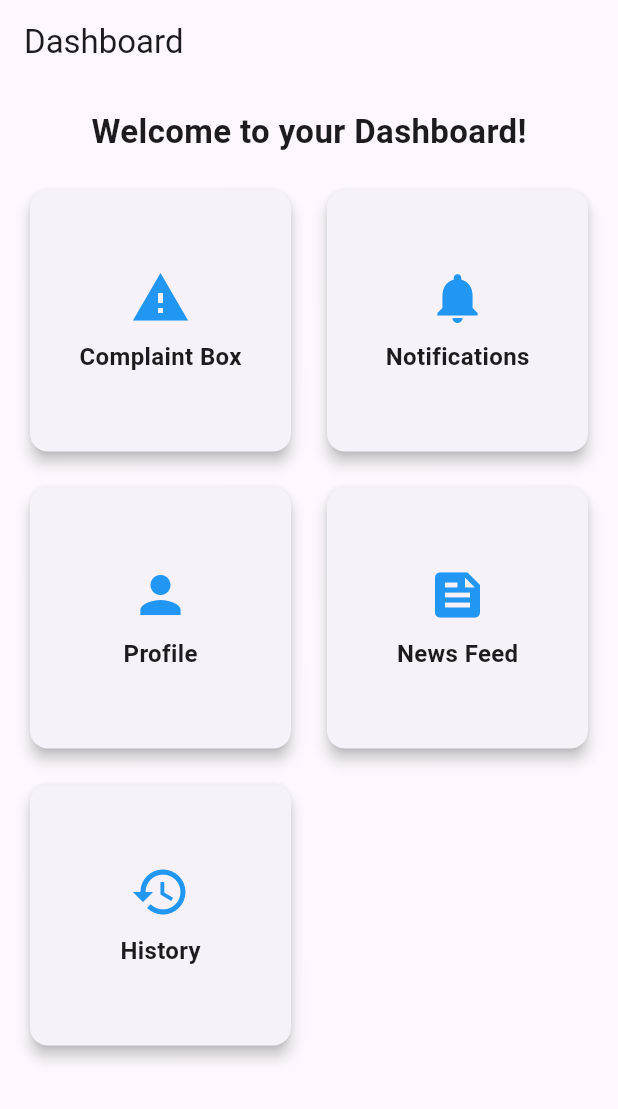
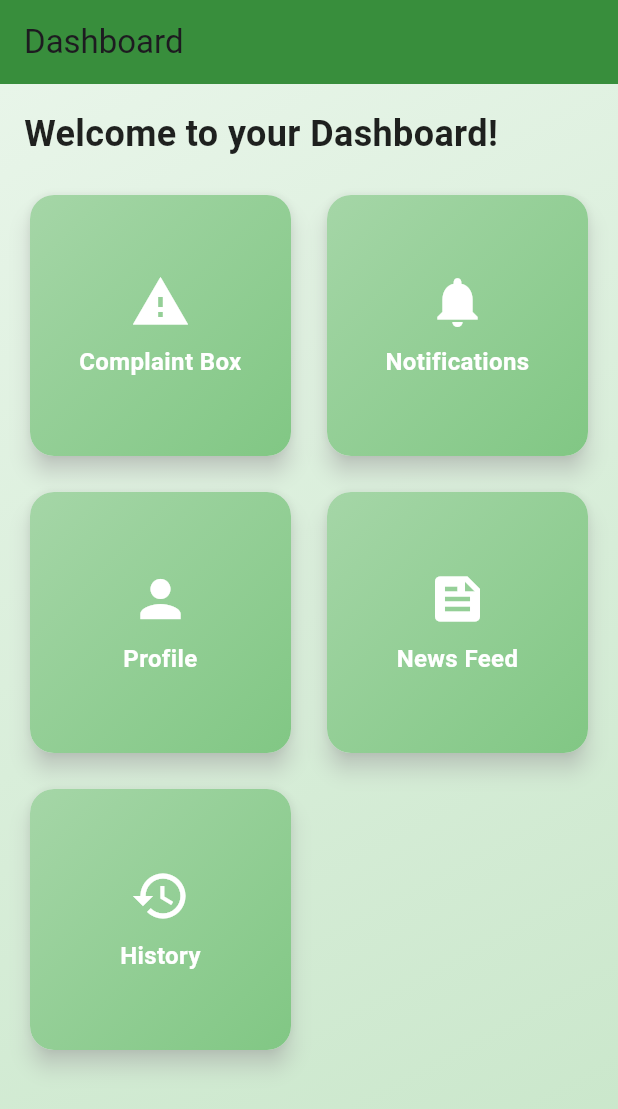
Before and after one commit to CuriousCoder25/_CityLink_legacy, a Flutter app: the DashboardScreen screen opened by its route, on a phone screen of 412 x 824 dp. Shown: the top 1109 px of the screen. Run offline on Flutter 3.47's test engine with Material 3 defaults, Android fonts, the phone set to English and light mode, and no system bars; our stand-ins replace cloud_firestore, firebase_auth, firebase_core, fluttertoast, geolocator, google_maps_flutter and 4 more; missing offline and left inert: cloudinary, flutter_sound; accounts and stored records are empty.

Commit message:
Update dashboard.dart

```diff
--- a/CityLink-main/lib/dashboard.dart
+++ b/CityLink-main/lib/dashboard.dart
@@ -8,6 +8,7 @@ class DashboardScreen extends StatefulWidget {
   @override
   _DashboardScreenState createState() => _DashboardScreenState();
 }
+
 class _DashboardScreenState extends State<DashboardScreen> {
   String? _userId;
   Map<String, dynamic>? _userData;
@@ -31,9 +32,13 @@ class _DashboardScreenState extends State<DashboardScreen> {
       _userId = user.uid;
 
       DocumentSnapshot userDoc = await FirebaseFirestore.instance
+          .collection('Municipalities')
+          .doc('1234567')
           .collection('Users')
-          .doc(_userId)
+          .doc(_userId) // Fetch by UID
           .get();
+
+
 
       if (userDoc.exists) {
         setState(() {
@@ -63,7 +68,9 @@ class _DashboardScreenState extends State<DashboardScreen> {
   Widget build(BuildContext context) {
     if (_isLoading) {
       return const Scaffold(
-        body: Center(child: CircularProgressIndicator()),
+        body: Center(
+          child: CircularProgressIndicator(),
+        ),
       );
     }
 
@@ -71,68 +78,52 @@ class _DashboardScreenState extends State<DashboardScreen> {
       appBar: AppBar(
         title: const Text('Dashboard'),
         automaticallyImplyLeading: false,
+        backgroundColor: Colors.green.shade700,
       ),
       body: _userData == null
           ? Center(
               child: ElevatedButton(
                 onPressed: _fetchUserData,
-                child: const Text('Retry'),
+                style: ElevatedButton.styleFrom(
+                  backgroundColor: Colors.green.shade700,
+                  shape: RoundedRectangleBorder(borderRadius: BorderRadius.circular(12)),
+                  padding: const EdgeInsets.symmetric(horizontal: 24, vertical: 12),
+                ),
+                child: const Text('Retry', style: TextStyle(fontSize: 16)),
               ),
             )
-          : Padding(
+          : Container(
+              decoration: BoxDecoration(
+                gradient: LinearGradient(
+                  colors: [Colors.green.shade50, Colors.green.shade100],
+                  begin: Alignment.topLeft,
+                  end: Alignment.bottomRight,
+                ),
+              ),
               padding: const EdgeInsets.all(16.0),
               child: Column(
+                crossAxisAlignment: CrossAxisAlignment.start,
                 children: [
                   const Text(
                     'Welcome to your Dashboard!',
-                    style: TextStyle(fontSize: 22, fontWeight: FontWeight.bold),
+                    style: TextStyle(
+                      fontSize: 24,
+                      fontWeight: FontWeight.bold,
+                      color: Colors.black87,
+                    ),
                   ),
                   const SizedBox(height: 20),
                   Expanded(
-                    child: GridView.count(
+                    child: GridView.builder(
+                      gridDelegate: const SliverGridDelegateWithFixedCrossAxisCount(
                         crossAxisCount: 2,
                         crossAxisSpacing: 16,
                         mainAxisSpacing: 16,
-                      children: [
-                        _buildDashboardItem(
-                          title: 'Complaint Box',
-                          icon: Icons.report_problem,
-                          onTap: () {
-                            Navigator.pushNamed(context, '/complaint_box');
+                      ),
+                      itemCount: 5,
+                      itemBuilder: (context, index) {
+                        return _buildDashboardItem(index);
                       },
-                        ),
-                        _buildDashboardItem(
-                          title: 'Notifications',
-                          icon: Icons.notifications,
-                          onTap: () {
-                            Navigator.pushNamed(context, '/notifications');
-                          },
-                        ),
-                        _buildDashboardItem(
-                          title: 'Profile',
-                          icon: Icons.person,
-                          onTap: () {
-                            Navigator.pushNamed(context, '/profile', arguments: _userData);
-                          },
-                        ),
-                        _buildDashboardItem(
-                          title: 'News Feed',
-                          icon: Icons.feed,
-                          onTap: () {
-                            Navigator.pushNamed(context, '/news_feed', arguments: {
-                              'municipalityId': "single_municipality_id", // Fixed ID
-                              'languagePreference': _userData?['language_preference'] ?? 'English',
-                            });
-                          },
-                        ),
-                        _buildDashboardItem(
-                          title: 'History',
-                          icon: Icons.history,
-                          onTap: () {
-                            Navigator.pushNamed(context, '/history');
-                          },
-                        ),
-                      ],
                     ),
                   ),
                 ],
@@ -141,26 +132,52 @@ class _DashboardScreenState extends State<DashboardScreen> {
     );
   }
 
-  Widget _buildDashboardItem({
-    required String title,
-    required IconData icon,
-    required VoidCallback onTap,
-  }) {
+  Widget _buildDashboardItem(int index) {
+    final items = [
+      {'title': 'Complaint Box', 'icon': Icons.report_problem, 'route': '/complaint_box'},
+      {'title': 'Notifications', 'icon': Icons.notifications, 'route': '/notifications'},
+      {'title': 'Profile', 'icon': Icons.person, 'route': '/profile'},
+      {'title': 'News Feed', 'icon': Icons.feed, 'route': '/news_feed'},
+      {'title': 'History', 'icon': Icons.history, 'route': '/history'},
+    ];
+
     return GestureDetector(
-      onTap: onTap,
+      onTap: () {
+        Navigator.pushNamed(context, items[index]['route'] as String, arguments: _userData);
+      },
       child: Card(
-        elevation: 4,
-        shape: RoundedRectangleBorder(borderRadius: BorderRadius.circular(12)),
+        elevation: 6,
+        shape: RoundedRectangleBorder(borderRadius: BorderRadius.circular(16)),
+        shadowColor: Colors.grey.shade300,
+        child: Container(
+          decoration: BoxDecoration(
+            borderRadius: BorderRadius.circular(16),
+            gradient: LinearGradient(
+              colors: [Colors.green.shade200, Colors.green.shade300],
+              begin: Alignment.topLeft,
+              end: Alignment.bottomRight,
+            ),
+          ),
           child: Column(
             mainAxisAlignment: MainAxisAlignment.center,
             children: [
-            Icon(icon, size: 40, color: Colors.blue),
+              Icon(
+                items[index]['icon'] as IconData,
+                size: 40,
+                color: Colors.white,
+              ),
               const SizedBox(height: 8),
               Text(
-              title,
-              style: const TextStyle(fontSize: 16, fontWeight: FontWeight.bold),
+                items[index]['title'] as String,
+                textAlign: TextAlign.center,
+                style: const TextStyle(
+                  fontSize: 16,
+                  fontWeight: FontWeight.bold,
+                  color: Colors.white,
+                ),
               ),
             ],
+          ),
         ),
       ),
     );
```
Lines whose indentation alone changed are shown as unchanged.
